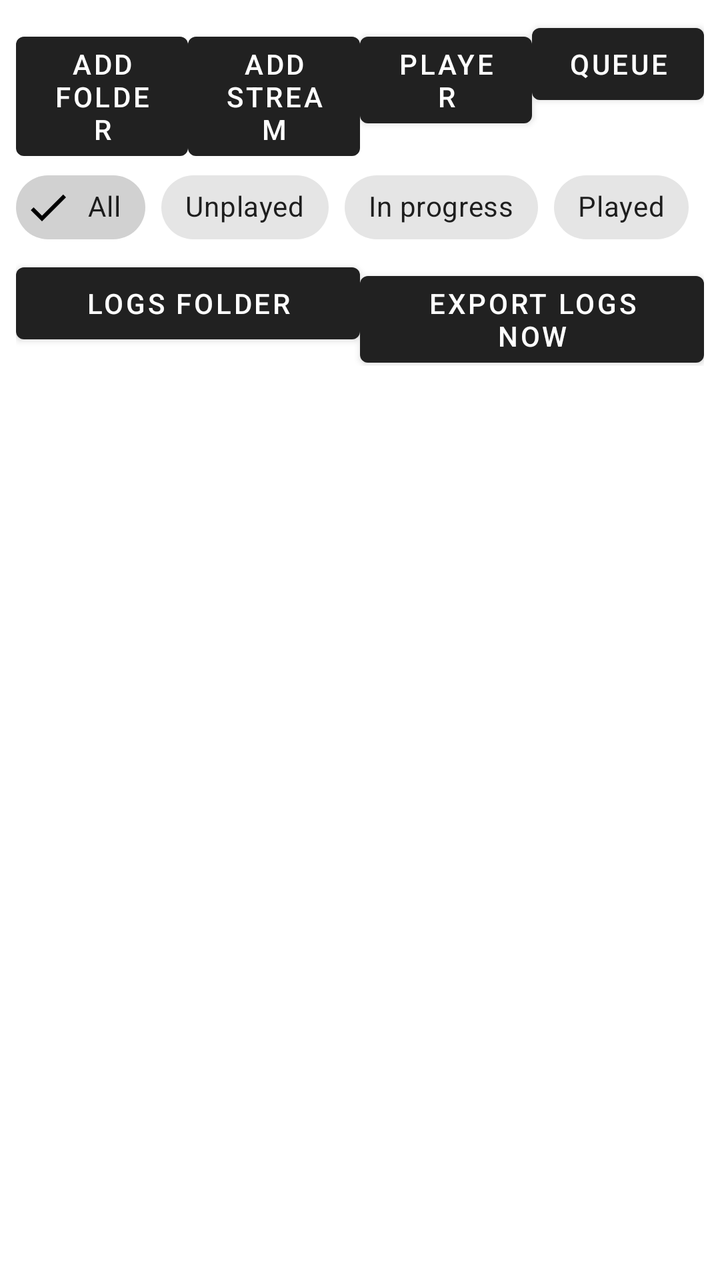
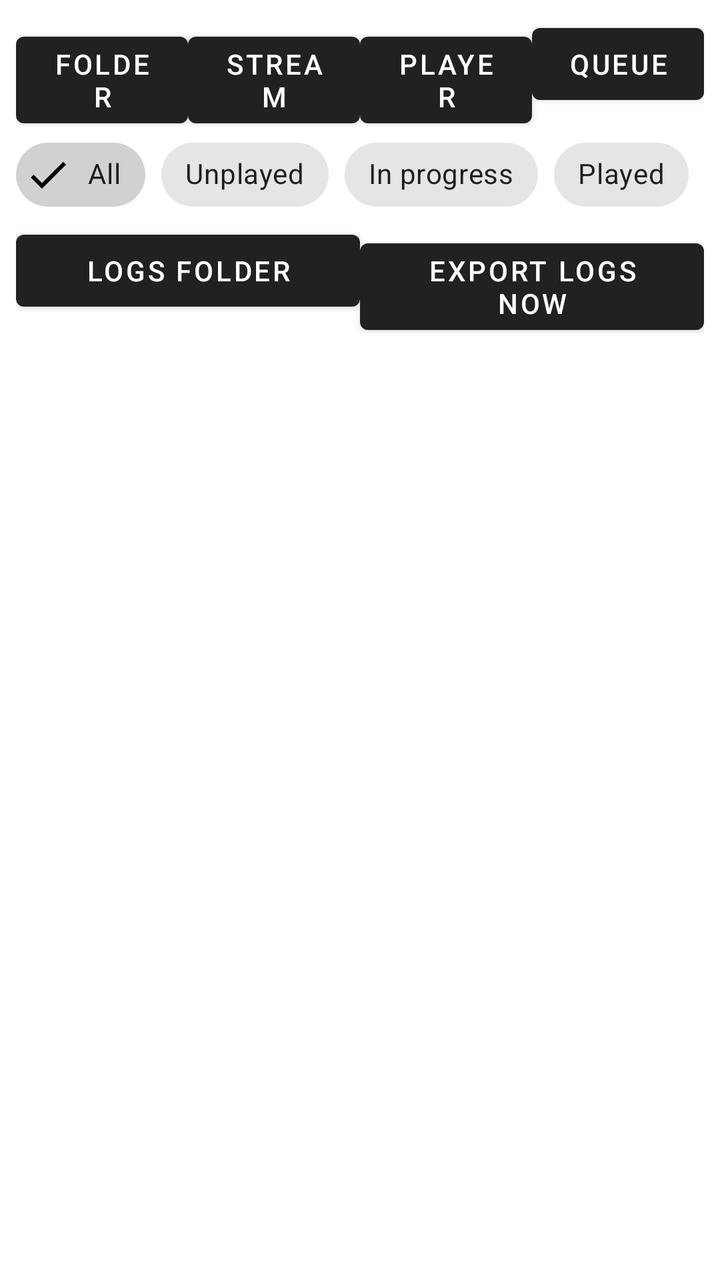

The first picture is an Android layout as it rendered before a commit; the second is the same layout after the commit. The layout source and the unified diff follow.
<!-- AndroidManifest.xml: application theme Theme.YtPlayer -->
<!-- res/layout/activity_main.xml -->
<?xml version="1.0" encoding="utf-8"?>
<LinearLayout xmlns:android="http://schemas.android.com/apk/res/android"
    android:layout_width="match_parent"
    android:layout_height="match_parent"
    android:orientation="vertical"
    android:padding="8dp">

    <LinearLayout
        android:layout_width="match_parent"
        android:layout_height="wrap_content"
        android:orientation="horizontal">

        <Button
            android:id="@+id/btnAddFolder"
            android:layout_width="0dp"
            android:layout_height="wrap_content"
            android:layout_weight="1"
            android:text="Add folder" />

        <Button
            android:id="@+id/btnAddStream"
            android:layout_width="0dp"
            android:layout_height="wrap_content"
            android:layout_weight="1"
            android:text="Add stream" />

        <Button
            android:id="@+id/btnPlayer"
            android:layout_width="0dp"
            android:layout_height="wrap_content"
            android:layout_weight="1"
            android:text="Player" />

        <Button
            android:id="@+id/btnQueue"
            android:layout_width="0dp"
            android:layout_height="wrap_content"
            android:layout_weight="1"
            android:text="Queue" />
    </LinearLayout>

    <com.google.android.material.chip.ChipGroup
        android:id="@+id/filterChips"
        android:layout_width="match_parent"
        android:layout_height="wrap_content"
        app:singleSelection="true"
        xmlns:app="http://schemas.android.com/apk/res-auto">

        <com.google.android.material.chip.Chip
            android:id="@+id/chipAll"
            style="@style/Widget.MaterialComponents.Chip.Filter"
            android:layout_width="wrap_content"
            android:layout_height="wrap_content"
            android:checked="true"
            android:text="All" />

        <com.google.android.material.chip.Chip
            android:id="@+id/chipUnplayed"
            style="@style/Widget.MaterialComponents.Chip.Filter"
            android:layout_width="wrap_content"
            android:layout_height="wrap_content"
            android:text="Unplayed" />

        <com.google.android.material.chip.Chip
            android:id="@+id/chipPlaying"
            style="@style/Widget.MaterialComponents.Chip.Filter"
            android:layout_width="wrap_content"
            android:layout_height="wrap_content"
            android:text="In progress" />

        <com.google.android.material.chip.Chip
            android:id="@+id/chipPlayed"
            style="@style/Widget.MaterialComponents.Chip.Filter"
            android:layout_width="wrap_content"
            android:layout_height="wrap_content"
            android:text="Played" />
    </com.google.android.material.chip.ChipGroup>

    <Button
        android:id="@+id/btnDeleteSelected"
        android:layout_width="match_parent"
        android:layout_height="wrap_content"
        android:text="Delete selected"
        android:visibility="gone" />

    <LinearLayout
        android:layout_width="match_parent"
        android:layout_height="wrap_content"
        android:orientation="horizontal">

        <Button
            android:id="@+id/btnLogsFolder"
            android:layout_width="0dp"
            android:layout_height="wrap_content"
            android:layout_weight="1"
            android:text="Logs folder" />

        <Button
            android:id="@+id/btnExportLogs"
            android:layout_width="0dp"
            android:layout_height="wrap_content"
            android:layout_weight="1"
            android:text="Export logs now" />
    </LinearLayout>

    <TextView
        android:id="@+id/diagText"
        android:layout_width="match_parent"
        android:layout_height="wrap_content"
        android:fontFamily="monospace"
        android:padding="4dp"
        android:textSize="11sp"
        android:visibility="gone" />

    <androidx.recyclerview.widget.RecyclerView
        android:id="@+id/videoList"
        android:layout_width="match_parent"
        android:layout_height="0dp"
        android:layout_weight="1" />
</LinearLayout>
<!-- resources referenced by this layout -->
<resources>
  <style name="Theme.YtPlayer" parent="Theme.MaterialComponents.DayNight.DarkActionBar" />
</resources>

<!-- the commit's change to res/layout/activity_main.xml (unified diff, before → after) -->
@@ -15,14 +15,14 @@
             android:layout_width="0dp"
             android:layout_height="wrap_content"
             android:layout_weight="1"
-            android:text="Add folder" />
+            android:text="Folder" />
 
         <Button
             android:id="@+id/btnAddStream"
             android:layout_width="0dp"
             android:layout_height="wrap_content"
             android:layout_weight="1"
-            android:text="Add stream" />
+            android:text="Stream" />
 
         <Button
             android:id="@+id/btnPlayer"
